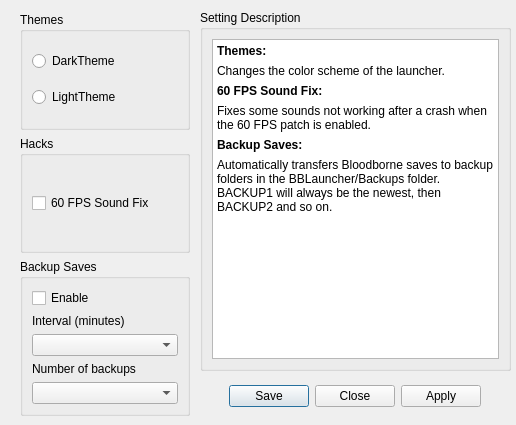
Before: the Qt Designer form settings/LauncherSettings.ui in rainmakerv3/BB_Launcher, drawn with Qt 5.
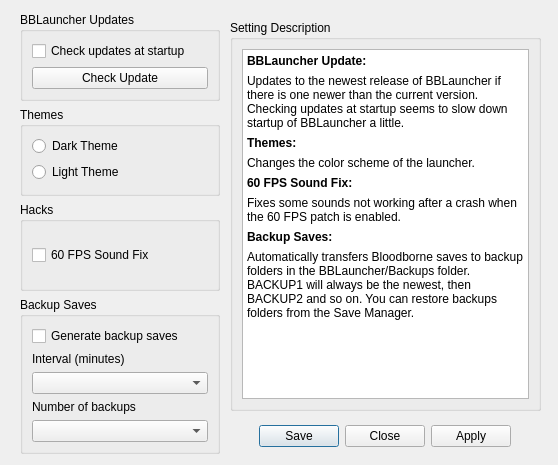
After: the same form once the commit is applied.

Commit message: Add launcher auto-update

```diff
--- a/settings/LauncherSettings.ui
+++ b/settings/LauncherSettings.ui
@@ -6,8 +6,8 @@
    <rect>
     <x>0</x>
     <y>0</y>
-    <width>516</width>
-    <height>425</height>
+    <width>558</width>
+    <height>465</height>
    </rect>
   </property>
   <property name="windowTitle">
@@ -16,8 +16,8 @@
   <widget class="QDialogButtonBox" name="buttonBox">
    <property name="geometry">
     <rect>
-     <x>220</x>
-     <y>380</y>
+     <x>250</x>
+     <y>420</y>
      <width>261</width>
      <height>32</height>
     </rect>
@@ -32,10 +32,10 @@
   <widget class="QGroupBox" name="LauncherSetDescGroupBox">
    <property name="geometry">
     <rect>
-     <x>200</x>
-     <y>10</y>
+     <x>230</x>
+     <y>20</y>
      <width>311</width>
-     <height>361</height>
+     <height>391</height>
     </rect>
    </property>
    <property name="title">
@@ -58,12 +58,14 @@
 li.unchecked::marker { content: &quot;\2610&quot;; }
 li.checked::marker { content: &quot;\2612&quot;; }
 &lt;/style&gt;&lt;/head&gt;&lt;body style=&quot; font-family:'Segoe UI'; font-size:9pt; font-weight:400; font-style:normal;&quot;&gt;
+&lt;p style=&quot; margin-top:6px; margin-bottom:6px; margin-left:0px; margin-right:0px; -qt-block-indent:0; text-indent:0px;&quot;&gt;&lt;span style=&quot; font-weight:700;&quot;&gt;BBLauncher Update:&lt;/span&gt;&lt;/p&gt;
+&lt;p style=&quot; margin-top:6px; margin-bottom:6px; margin-left:0px; margin-right:0px; -qt-block-indent:0; text-indent:0px;&quot;&gt;Updates to the newest release of BBLauncher if there is one newer than the current version. Checking updates at startup seems to slow down startup of BBLauncher a little.&lt;/p&gt;
 &lt;p style=&quot; margin-top:6px; margin-bottom:6px; margin-left:0px; margin-right:0px; -qt-block-indent:0; text-indent:0px;&quot;&gt;&lt;span style=&quot; font-weight:700;&quot;&gt;Themes:&lt;/span&gt;&lt;/p&gt;
 &lt;p style=&quot; margin-top:6px; margin-bottom:6px; margin-left:0px; margin-right:0px; -qt-block-indent:0; text-indent:0px;&quot;&gt;Changes the color scheme of the launcher.&lt;/p&gt;
 &lt;p style=&quot; margin-top:6px; margin-bottom:6px; margin-left:0px; margin-right:0px; -qt-block-indent:0; text-indent:0px;&quot;&gt;&lt;span style=&quot; font-weight:700;&quot;&gt;60 FPS Sound Fix:&lt;/span&gt;&lt;/p&gt;
 &lt;p style=&quot; margin-top:6px; margin-bottom:6px; margin-left:0px; margin-right:0px; -qt-block-indent:0; text-indent:0px;&quot;&gt;Fixes some sounds not working after a crash when the 60 FPS patch is enabled.&lt;/p&gt;
 &lt;p style=&quot; margin-top:6px; margin-bottom:6px; margin-left:0px; margin-right:0px; -qt-block-indent:0; text-indent:0px;&quot;&gt;&lt;span style=&quot; font-weight:700;&quot;&gt;Backup Saves:&lt;/span&gt;&lt;/p&gt;
-&lt;p style=&quot; margin-top:6px; margin-bottom:6px; margin-left:0px; margin-right:0px; -qt-block-indent:0; text-indent:0px;&quot;&gt;Automatically transfers Bloodborne saves to backup folders in the BBLauncher/Backups folder. BACKUP1 will always be the newest, then BACKUP2 and so on.&lt;/p&gt;&lt;/body&gt;&lt;/html&gt;</string>
+&lt;p style=&quot; margin-top:6px; margin-bottom:6px; margin-left:0px; margin-right:0px; -qt-block-indent:0; text-indent:0px;&quot;&gt;Automatically transfers Bloodborne saves to backup folders in the BBLauncher/Backups folder. BACKUP1 will always be the newest, then BACKUP2 and so on. You can restore backups folders from the Save Manager.&lt;/p&gt;&lt;/body&gt;&lt;/html&gt;</string>
       </property>
       <property name="acceptRichText">
        <bool>false</bool>
@@ -80,11 +82,34 @@
     <rect>
      <x>20</x>
      <y>12</y>
-     <width>170</width>
-     <height>404</height>
+     <width>200</width>
+     <height>442</height>
     </rect>
    </property>
    <layout class="QVBoxLayout" name="verticalLayout">
+    <item>
+     <widget class="QGroupBox" name="groupBox">
+      <property name="title">
+       <string>BBLauncher Updates</string>
+      </property>
+      <layout class="QVBoxLayout" name="verticalLayout_6">
+       <item>
+        <widget class="QCheckBox" name="UpdateCheckBox">
+         <property name="text">
+          <string>Check updates at startup</string>
+         </property>
+        </widget>
+       </item>
+       <item>
+        <widget class="QPushButton" name="UpdateButton">
+         <property name="text">
+          <string>Check Update</string>
+         </property>
+        </widget>
+       </item>
+      </layout>
+     </widget>
+    </item>
     <item>
      <widget class="QGroupBox" name="ThemeGroupBox">
       <property name="title">
@@ -94,14 +119,14 @@
        <item>
         <widget class="QRadioButton" name="DarkThemeRadioButton">
          <property name="text">
-          <string>DarkTheme</string>
+          <string>Dark Theme</string>
          </property>
         </widget>
        </item>
        <item>
         <widget class="QRadioButton" name="LightThemeRadioButton">
          <property name="text">
-          <string>LightTheme</string>
+          <string>Light Theme</string>
          </property>
         </widget>
        </item>
@@ -133,7 +158,7 @@
        <item>
         <widget class="QCheckBox" name="BackupSaveCheckBox">
          <property name="text">
-          <string>Enable</string>
+          <string>Generate backup saves</string>
          </property>
         </widget>
        </item>
```
The commit also changes 14 other files.
